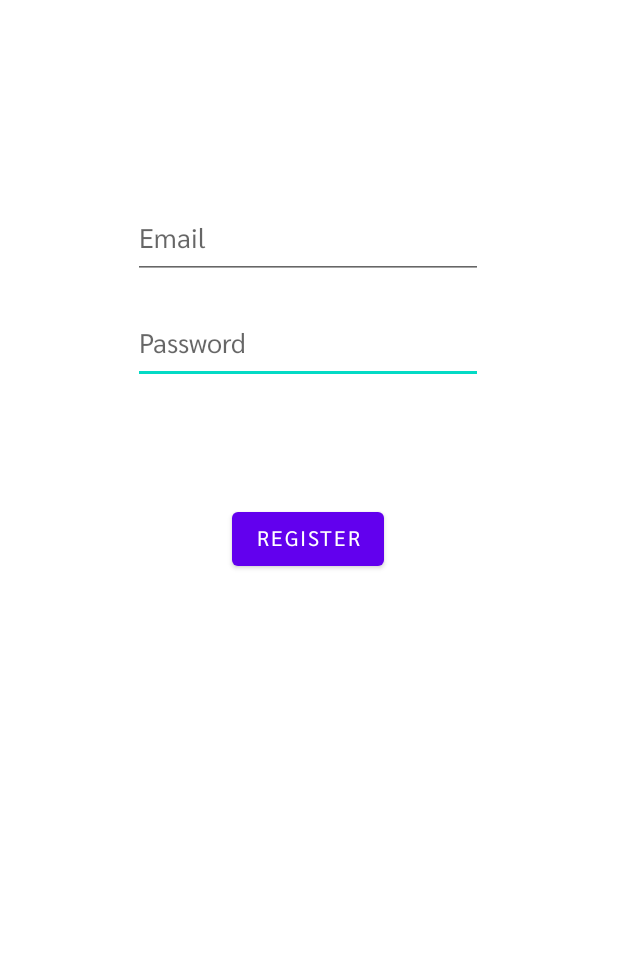
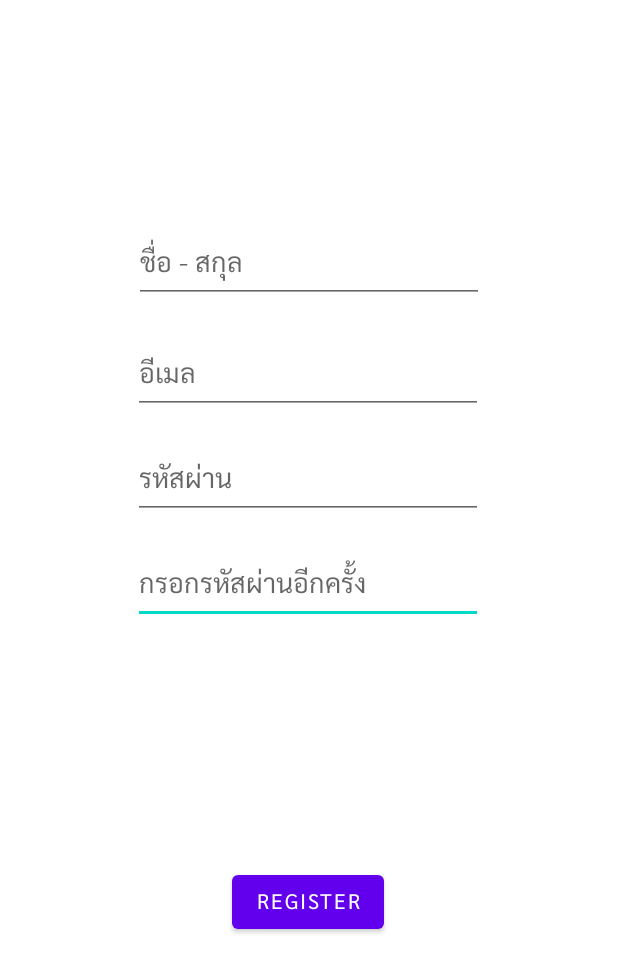
Before and after one commit to supanut-kon/AsthmaPrototype, an Android app: the RegisterActivity screen opened directly, with no data from a screen before it, on a phone screen of 412 x 824 dp. Shown: the top 972 px of the screen. Run offline under Robolectric (Android 15) with nearby library versions, the phone set to English and light mode, and no system bars.

Commit message:
25042021

```diff
--- a/app/src/main/java/cnmi/it/asthmaprototype/Activities/RegisterActivity.java
+++ b/app/src/main/java/cnmi/it/asthmaprototype/Activities/RegisterActivity.java
@@ -3,6 +3,7 @@ package cnmi.it.asthmaprototype.Activities;
 import android.content.Intent;
 import android.os.Bundle;
 import android.widget.Button;
+import android.widget.EditText;
 
 import androidx.appcompat.app.AppCompatActivity;
 
@@ -10,6 +11,8 @@ import cnmi.it.asthmaprototype.R;
 
 public class RegisterActivity extends AppCompatActivity {
     Button Reg;
+    EditText username, email, password, repeatpassword;
+    String un, em, pw, rpw;
 
 
     @Override
@@ -19,14 +22,30 @@ public class RegisterActivity extends AppCompatActivity {
 //        Toolbar toolbar = findViewById(R.id.toolbar);
 //        setSupportActionBar(toolbar);
 
-        Reg = findViewById(R.id.registerbtn);
+        username = findViewById(R.id.registerName);
+        email = findViewById(R.id.registerEmailAddress);
+        password = findViewById(R.id.registerPassword);
+        repeatpassword = findViewById(R.id.registerPasswordrepeat);
 
 
 
+        Reg = findViewById(R.id.registerbtn);
+
         Reg.setOnClickListener(v -> {
-            finish();
-            Intent dash = new Intent(RegisterActivity.this, Dashboard.class);
-            startActivity(dash);
+
+            un = username.getText().toString();
+            em = email.getText().toString();
+            pw = password.getText().toString();
+            rpw = repeatpassword.getText().toString();
+
+            if(rpw != pw){
+
+            }else{
+                finish();
+                Intent dash = new Intent(RegisterActivity.this, Dashboard.class);
+                startActivity(dash);
+            }
+
         });
 
 
--- a/app/src/main/res/layout/register_activity.xml
+++ b/app/src/main/res/layout/register_activity.xml
@@ -7,12 +7,25 @@
     android:layout_height="match_parent">
 
     <EditText
-        android:id="@+id/editTextTextPassword"
+        android:id="@+id/registerPasswordrepeat"
         android:layout_width="wrap_content"
         android:layout_height="wrap_content"
         android:layout_marginTop="16dp"
         android:ems="10"
-        android:hint="Password"
+        android:hint="กรอกรหัสผ่านอีกครั้ง"
+        android:inputType="textPassword"
+        app:layout_constraintEnd_toEndOf="parent"
+        app:layout_constraintHorizontal_bias="0.497"
+        app:layout_constraintStart_toStartOf="parent"
+        app:layout_constraintTop_toBottomOf="@+id/registerPassword" />
+
+    <EditText
+        android:id="@+id/registerPassword"
+        android:layout_width="wrap_content"
+        android:layout_height="wrap_content"
+        android:layout_marginTop="16dp"
+        android:ems="10"
+        android:hint="รหัสผ่าน"
         android:inputType="textPassword"
         app:layout_constraintEnd_toEndOf="parent"
         app:layout_constraintHorizontal_bias="0.497"
@@ -21,18 +34,18 @@
 
     <EditText
         android:id="@+id/registerEmailAddress"
+        style="@style/Widget.AppCompat.EditText"
         android:layout_width="wrap_content"
         android:layout_height="wrap_content"
         android:ems="10"
-        android:hint="Email"
+        android:hint="อีเมล"
         android:inputType="textEmailAddress"
         app:layout_constraintBottom_toBottomOf="parent"
         app:layout_constraintEnd_toEndOf="parent"
         app:layout_constraintHorizontal_bias="0.497"
         app:layout_constraintStart_toStartOf="parent"
-        app:layout_constraintTop_toTopOf="parent"
-        app:layout_constraintVertical_bias="0.171"
-        />
+        app:layout_constraintTop_toBottomOf="@+id/registerName"
+        app:layout_constraintVertical_bias="0.035" />
 
     <Button
         android:id="@+id/registerbtn"
@@ -43,6 +56,19 @@
         app:layout_constraintEnd_toEndOf="parent"
         app:layout_constraintHorizontal_bias="0.498"
         app:layout_constraintStart_toStartOf="parent"
-        app:layout_constraintTop_toBottomOf="@+id/editTextTextPassword"
-        app:layout_constraintVertical_bias="0.153" />
+        app:layout_constraintTop_toBottomOf="@+id/registerPasswordrepeat"
+        app:layout_constraintVertical_bias="0.449" />
+
+    <EditText
+        android:id="@+id/registerName"
+        android:layout_width="wrap_content"
+        android:layout_height="wrap_content"
+        android:ems="10"
+        android:hint="ชื่อ - สกุล"
+        android:inputType="textPersonName"
+        app:layout_constraintBottom_toBottomOf="parent"
+        app:layout_constraintEnd_toEndOf="parent"
+        app:layout_constraintStart_toStartOf="parent"
+        app:layout_constraintTop_toTopOf="parent"
+        app:layout_constraintVertical_bias="0.192" />
 </androidx.constraintlayout.widget.ConstraintLayout>
```
Also changed, not shown: app/src/main/java/cnmi/it/asthmaprototype/Database/DatabaseHelper.java (+8 -5 lines).
